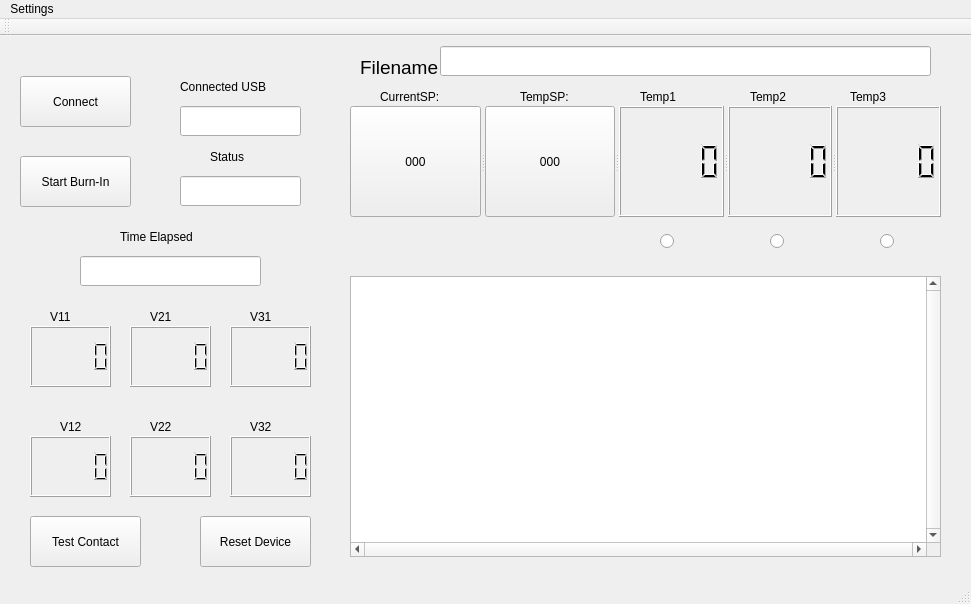
Sensor-Electronic-Technology/BurnIn-UI-Software, file BurnIn Interface/mainwindow.ui: the form before one commit.
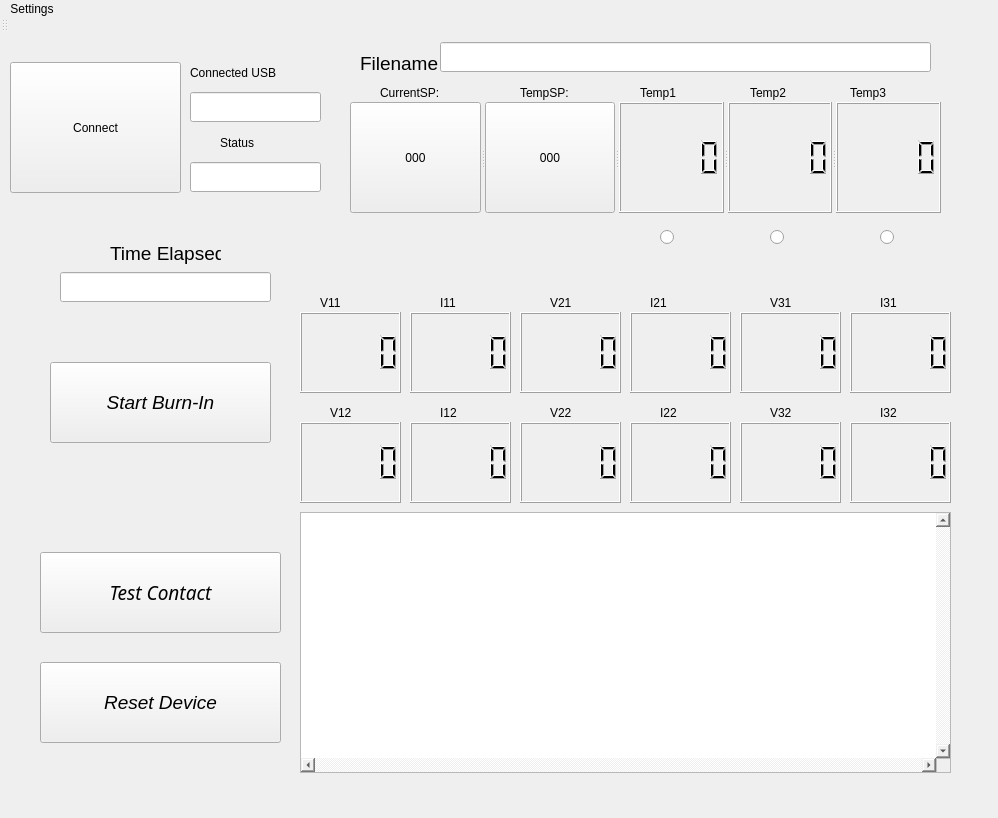
The form after the commit.

What changed in the file:
```diff
--- a/BurnIn Interface/mainwindow.ui
+++ b/BurnIn Interface/mainwindow.ui
@@ -6,13 +6,80 @@
    <rect>
     <x>0</x>
     <y>0</y>
-    <width>971</width>
-    <height>604</height>
+    <width>998</width>
+    <height>818</height>
    </rect>
   </property>
+  <property name="palette">
+   <palette>
+    <active>
+     <colorrole role="Button">
+      <brush brushstyle="SolidPattern">
+       <color alpha="255">
+        <red>0</red>
+        <green>170</green>
+        <blue>127</blue>
+       </color>
+      </brush>
+     </colorrole>
+     <colorrole role="ButtonText">
+      <brush brushstyle="SolidPattern">
+       <color alpha="255">
+        <red>0</red>
+        <green>0</green>
+        <blue>0</blue>
+       </color>
+      </brush>
+     </colorrole>
+    </active>
+    <inactive>
+     <colorrole role="Button">
+      <brush brushstyle="SolidPattern">
+       <color alpha="255">
+        <red>0</red>
+        <green>170</green>
+        <blue>127</blue>
+       </color>
+      </brush>
+     </colorrole>
+     <colorrole role="ButtonText">
+      <brush brushstyle="SolidPattern">
+       <color alpha="255">
+        <red>0</red>
+        <green>0</green>
+        <blue>0</blue>
+       </color>
+      </brush>
+     </colorrole>
+    </inactive>
+    <disabled>
+     <colorrole role="Button">
+      <brush brushstyle="SolidPattern">
+       <color alpha="255">
+        <red>0</red>
+        <green>170</green>
+        <blue>127</blue>
+       </color>
+      </brush>
+     </colorrole>
+     <colorrole role="ButtonText">
+      <brush brushstyle="SolidPattern">
+       <color alpha="127">
+        <red>255</red>
+        <green>255</green>
+        <blue>255</blue>
+       </color>
+      </brush>
+     </colorrole>
+    </disabled>
+   </palette>
+  </property>
   <property name="windowTitle">
    <string>Burn-In Interface</string>
   </property>
+  <property name="styleSheet">
+   <string notr="true">border-color: rgb(0, 170, 0);</string>
+  </property>
   <widget class="QWidget" name="centralWidget">
    <widget class="QLabel" name="tempSP_label">
     <property name="geometry">
@@ -30,10 +97,10 @@
    <widget class="QPushButton" name="connectB">
     <property name="geometry">
      <rect>
-      <x>20</x>
-      <y>40</y>
-      <width>111</width>
-      <height>51</height>
+      <x>10</x>
+      <y>30</y>
+      <width>171</width>
+      <height>131</height>
      </rect>
     </property>
     <property name="text">
@@ -95,12 +162,26 @@
    <widget class="QPushButton" name="startB">
     <property name="geometry">
      <rect>
-      <x>20</x>
-      <y>120</y>
-      <width>111</width>
-      <height>51</height>
+      <x>50</x>
+      <y>330</y>
+      <width>221</width>
+      <height>81</height>
      </rect>
     </property>
+    <property name="font">
+     <font>
+      <pointsize>14</pointsize>
+      <weight>50</weight>
+      <italic>true</italic>
+      <bold>false</bold>
+     </font>
+    </property>
+    <property name="autoFillBackground">
+     <bool>false</bool>
+    </property>
+    <property name="styleSheet">
+     <string notr="true"/>
+    </property>
     <property name="text">
      <string>Start Burn-In</string>
     </property>
@@ -108,10 +189,10 @@
    <widget class="QTextEdit" name="comMessages">
     <property name="geometry">
      <rect>
-      <x>350</x>
-      <y>240</y>
-      <width>591</width>
-      <height>281</height>
+      <x>300</x>
+      <y>480</y>
+      <width>651</width>
+      <height>261</height>
      </rect>
     </property>
     <property name="font">
@@ -132,68 +213,68 @@
    <widget class="QLCDNumber" name="v11_display">
     <property name="geometry">
      <rect>
-      <x>30</x>
-      <y>290</y>
-      <width>81</width>
-      <height>61</height>
+      <x>300</x>
+      <y>280</y>
+      <width>101</width>
+      <height>81</height>
      </rect>
     </property>
    </widget>
    <widget class="QLCDNumber" name="v21_display">
     <property name="geometry">
      <rect>
-      <x>130</x>
-      <y>290</y>
-      <width>81</width>
-      <height>61</height>
+      <x>520</x>
+      <y>280</y>
+      <width>101</width>
+      <height>81</height>
      </rect>
     </property>
    </widget>
    <widget class="QLCDNumber" name="v31_display">
     <property name="geometry">
      <rect>
-      <x>230</x>
-      <y>290</y>
-      <width>81</width>
-      <height>61</height>
+      <x>740</x>
+      <y>280</y>
+      <width>101</width>
+      <height>81</height>
      </rect>
     </property>
    </widget>
    <widget class="QLCDNumber" name="v12_display">
     <property name="geometry">
      <rect>
-      <x>30</x>
-      <y>400</y>
-      <width>81</width>
-      <height>61</height>
+      <x>300</x>
+      <y>390</y>
+      <width>101</width>
+      <height>81</height>
      </rect>
     </property>
    </widget>
    <widget class="QLCDNumber" name="v22_display">
     <property name="geometry">
      <rect>
-      <x>130</x>
-      <y>400</y>
-      <width>81</width>
-      <height>61</height>
+      <x>520</x>
+      <y>390</y>
+      <width>101</width>
+      <height>81</height>
      </rect>
     </property>
    </widget>
    <widget class="QLCDNumber" name="v32_display">
     <property name="geometry">
      <rect>
-      <x>230</x>
-      <y>400</y>
-      <width>81</width>
-      <height>61</height>
+      <x>740</x>
+      <y>390</y>
+      <width>101</width>
+      <height>81</height>
      </rect>
     </property>
    </widget>
    <widget class="QLabel" name="v12_label">
     <property name="geometry">
      <rect>
-      <x>60</x>
-      <y>380</y>
+      <x>330</x>
+      <y>370</y>
       <width>41</width>
       <height>22</height>
      </rect>
@@ -205,8 +286,8 @@
    <widget class="QLabel" name="v22_label">
     <property name="geometry">
      <rect>
-      <x>150</x>
-      <y>380</y>
+      <x>550</x>
+      <y>370</y>
       <width>41</width>
       <height>22</height>
      </rect>
@@ -218,8 +299,8 @@
    <widget class="QLabel" name="v32_label">
     <property name="geometry">
      <rect>
-      <x>250</x>
-      <y>380</y>
+      <x>770</x>
+      <y>370</y>
       <width>41</width>
       <height>22</height>
      </rect>
@@ -231,8 +312,8 @@
    <widget class="QLabel" name="v11_label">
     <property name="geometry">
      <rect>
-      <x>50</x>
-      <y>270</y>
+      <x>320</x>
+      <y>260</y>
       <width>41</width>
       <height>22</height>
      </rect>
@@ -244,8 +325,8 @@
    <widget class="QLabel" name="v21_label">
     <property name="geometry">
      <rect>
-      <x>150</x>
-      <y>270</y>
+      <x>550</x>
+      <y>260</y>
       <width>41</width>
       <height>22</height>
      </rect>
@@ -257,8 +338,8 @@
    <widget class="QLabel" name="v31_label">
     <property name="geometry">
      <rect>
-      <x>250</x>
-      <y>270</y>
+      <x>770</x>
+      <y>260</y>
       <width>41</width>
       <height>22</height>
      </rect>
@@ -270,12 +351,20 @@
    <widget class="QLabel" name="label">
     <property name="geometry">
      <rect>
-      <x>120</x>
-      <y>190</y>
+      <x>110</x>
+      <y>210</y>
       <width>111</width>
       <height>22</height>
      </rect>
     </property>
+    <property name="font">
+     <font>
+      <pointsize>14</pointsize>
+      <weight>50</weight>
+      <italic>false</italic>
+      <bold>false</bold>
+     </font>
+    </property>
     <property name="text">
      <string>Time Elapsed</string>
     </property>
@@ -283,22 +372,43 @@
    <widget class="QLineEdit" name="elapsedTimeBox">
     <property name="geometry">
      <rect>
-      <x>80</x>
-      <y>220</y>
-      <width>181</width>
+      <x>60</x>
+      <y>240</y>
+      <width>211</width>
       <height>30</height>
      </rect>
     </property>
+    <property name="font">
+     <font>
+      <pointsize>14</pointsize>
+      <weight>50</weight>
+      <italic>false</italic>
+      <bold>false</bold>
+     </font>
+    </property>
    </widget>
    <widget class="QPushButton" name="testContactB">
     <property name="geometry">
      <rect>
-      <x>30</x>
-      <y>480</y>
-      <width>111</width>
-      <height>51</height>
+      <x>40</x>
+      <y>520</y>
+      <width>241</width>
+      <height>81</height>
      </rect>
     </property>
+    <property name="font">
+     <font>
+      <family>PibotoLt</family>
+      <pointsize>14</pointsize>
+      <weight>50</weight>
+      <italic>true</italic>
+      <bold>false</bold>
+     </font>
+    </property>
+    <property name="styleSheet">
+     <string notr="true">
+</string>
+    </property>
     <property name="text">
      <string>Test Contact</string>
     </property>
@@ -306,12 +416,18 @@
    <widget class="QPushButton" name="resetDeviceB">
     <property name="geometry">
      <rect>
-      <x>200</x>
-      <y>480</y>
-      <width>111</width>
-      <height>51</height>
+      <x>40</x>
+      <y>630</y>
+      <width>241</width>
+      <height>81</height>
      </rect>
     </property>
+    <property name="font">
+     <font>
+      <pointsize>14</pointsize>
+      <italic>true</italic>
+     </font>
+    </property>
     <property name="text">
      <string>Reset Device</string>
     </property>
@@ -347,9 +463,9 @@
    <widget class="QLineEdit" name="portName">
     <property name="geometry">
      <rect>
-      <x>180</x>
-      <y>70</y>
-      <width>121</width>
+      <x>190</x>
+      <y>60</y>
+      <width>131</width>
       <height>30</height>
      </rect>
     </property>
@@ -357,8 +473,8 @@
    <widget class="QLabel" name="label_3">
     <property name="geometry">
      <rect>
-      <x>180</x>
-      <y>40</y>
+      <x>190</x>
+      <y>30</y>
       <width>121</width>
       <height>22</height>
      </rect>
@@ -436,9 +552,9 @@
    <widget class="QLineEdit" name="statusDisplay">
     <property name="geometry">
      <rect>
-      <x>180</x>
-      <y>140</y>
-      <width>121</width>
+      <x>190</x>
+      <y>130</y>
+      <width>131</width>
       <height>30</height>
      </rect>
     </property>
@@ -446,8 +562,8 @@
    <widget class="QLabel" name="label_4">
     <property name="geometry">
      <rect>
-      <x>210</x>
-      <y>110</y>
+      <x>220</x>
+      <y>100</y>
       <width>51</width>
       <height>22</height>
      </rect>
@@ -467,13 +583,151 @@
     </property>
     <layout class="QGridLayout" name="gridLayout"/>
    </widget>
+   <widget class="QLabel" name="v31_label_2">
+    <property name="geometry">
+     <rect>
+      <x>880</x>
+      <y>260</y>
+      <width>41</width>
+      <height>22</height>
+     </rect>
+    </property>
+    <property name="text">
+     <string>I31</string>
+    </property>
+   </widget>
+   <widget class="QLCDNumber" name="i11_display">
+    <property name="geometry">
+     <rect>
+      <x>410</x>
+      <y>280</y>
+      <width>101</width>
+      <height>81</height>
+     </rect>
+    </property>
+   </widget>
+   <widget class="QLabel" name="v11_label_2">
+    <property name="geometry">
+     <rect>
+      <x>440</x>
+      <y>260</y>
+      <width>41</width>
+      <height>22</height>
+     </rect>
+    </property>
+    <property name="text">
+     <string>I11</string>
+    </property>
+   </widget>
+   <widget class="QLabel" name="v21_label_2">
+    <property name="geometry">
+     <rect>
+      <x>650</x>
+      <y>260</y>
+      <width>41</width>
+      <height>22</height>
+     </rect>
+    </property>
+    <property name="text">
+     <string>I21</string>
+    </property>
+   </widget>
+   <widget class="QLCDNumber" name="i32_display">
+    <property name="geometry">
+     <rect>
+      <x>850</x>
+      <y>390</y>
+      <width>101</width>
+      <height>81</height>
+     </rect>
+    </property>
+   </widget>
+   <widget class="QLabel" name="v32_label_2">
+    <property name="geometry">
+     <rect>
+      <x>880</x>
+      <y>370</y>
+      <width>41</width>
+      <height>22</height>
+     </rect>
+    </property>
+    <property name="text">
+     <string>I32</string>
+    </property>
+   </widget>
+   <widget class="QLCDNumber" name="i12_display">
+    <property name="geometry">
+     <rect>
+      <x>410</x>
+      <y>390</y>
+      <width>101</width>
+      <height>81</height>
+     </rect>
+    </property>
+   </widget>
+   <widget class="QLCDNumber" name="i31_display">
+    <property name="geometry">
+     <rect>
+      <x>850</x>
+      <y>280</y>
+      <width>101</width>
+      <height>81</height>
+     </rect>
+    </property>
+   </widget>
+   <widget class="QLabel" name="v22_label_2">
+    <property name="geometry">
+     <rect>
+      <x>660</x>
+      <y>370</y>
+      <width>41</width>
+      <height>22</height>
+     </rect>
+    </property>
+    <property name="text">
+     <string>I22</string>
+    </property>
+   </widget>
+   <widget class="QLabel" name="v12_label_2">
+    <property name="geometry">
+     <rect>
+      <x>440</x>
+      <y>370</y>
+      <width>41</width>
+      <height>22</height>
+     </rect>
+    </property>
+    <property name="text">
+     <string>I12</string>
+    </property>
+   </widget>
+   <widget class="QLCDNumber" name="i21_display">
+    <property name="geometry">
+     <rect>
+      <x>630</x>
+      <y>280</y>
+      <width>101</width>
+      <height>81</height>
+     </rect>
+    </property>
+   </widget>
+   <widget class="QLCDNumber" name="i22_display">
+    <property name="geometry">
+     <rect>
+      <x>630</x>
+      <y>390</y>
+      <width>101</width>
+      <height>81</height>
+     </rect>
+    </property>
+   </widget>
   </widget>
   <widget class="QToolBar" name="mainToolBar">
    <attribute name="toolBarArea">
     <enum>TopToolBarArea</enum>
    </attribute>
    <attribute name="toolBarBreak">
-    <bool>false</bool>
+    <bool>true</bool>
    </attribute>
   </widget>
   <widget class="QStatusBar" name="statusBar"/>
@@ -482,7 +736,7 @@
     <rect>
      <x>0</x>
      <y>0</y>
-     <width>971</width>
+     <width>998</width>
      <height>27</height>
     </rect>
    </property>
```
Left out of the diff: 10 changed lines with no effect on the pictures.
